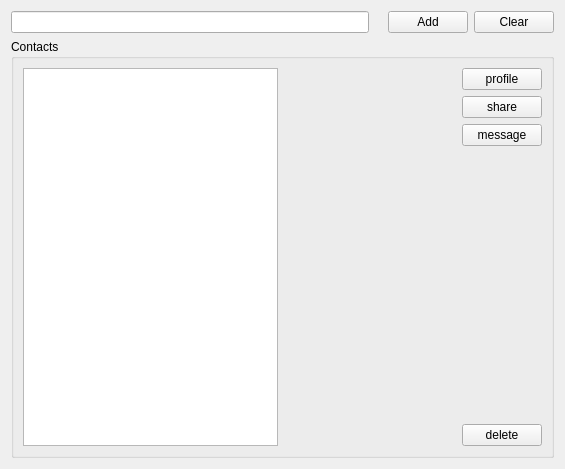
Qt form src/qt/ui/user_contacts_panel.ui (maidsafe-archive/MaidSafe-Encrypt) before a commit.
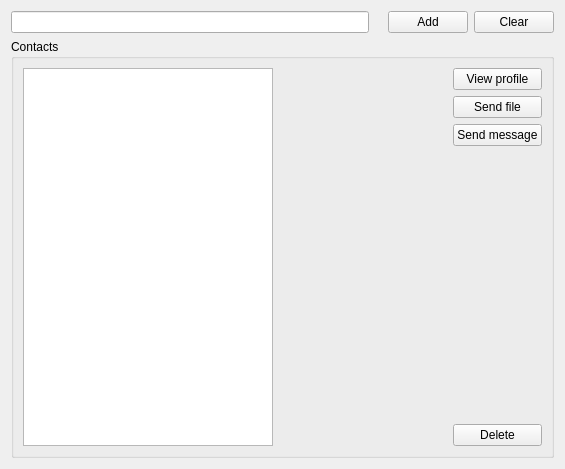
The same form after that commit.

Commit message: Change to the labels of buttons in the Contacts panel of the GUI

The edit to the form file:
```diff
--- a/src/qt/ui/user_contacts_panel.ui
+++ b/src/qt/ui/user_contacts_panel.ui
@@ -85,7 +85,7 @@
            <string>See this persons profile</string>
           </property>
           <property name="text">
-           <string>profile</string>
+           <string>View profile</string>
           </property>
          </widget>
         </item>
@@ -95,7 +95,7 @@
            <string>Send file(s) to </string>
           </property>
           <property name="text">
-           <string>share</string>
+           <string>Send file</string>
           </property>
          </widget>
         </item>
@@ -105,7 +105,7 @@
            <string>Send message to</string>
           </property>
           <property name="text">
-           <string>message</string>
+           <string>Send message</string>
           </property>
          </widget>
         </item>
@@ -125,7 +125,7 @@
         <item>
          <widget class="QPushButton" name="delete_user">
           <property name="text">
-           <string>delete</string>
+           <string>Delete</string>
           </property>
          </widget>
         </item>
```
Left out of the diff: 6 changed lines with no effect on the pictures.
